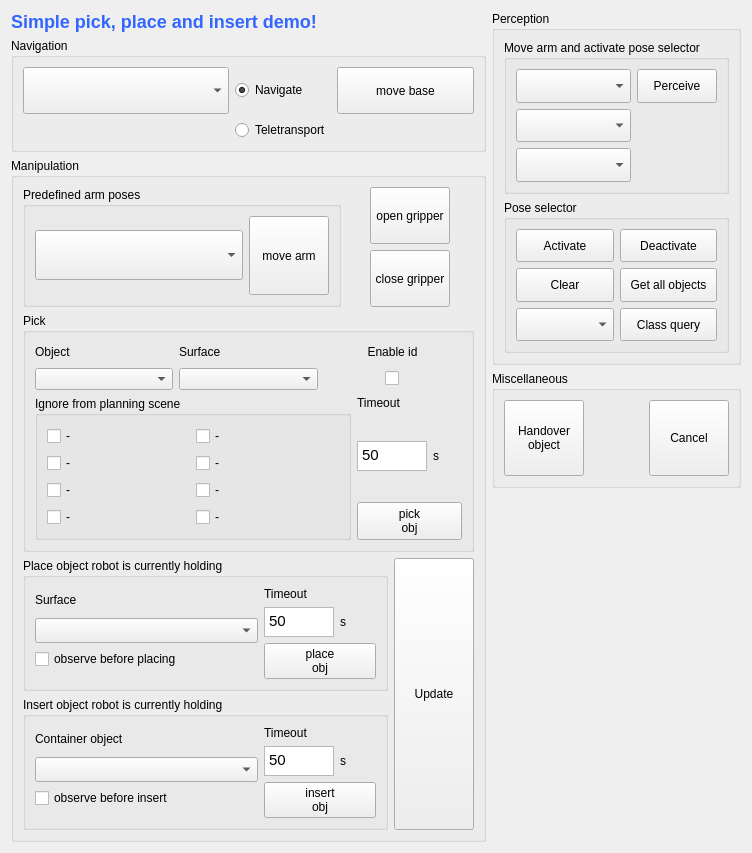
Qt form rqt_tables_demo/config/rqt_tables_demo.ui (DFKI-NI/mobipick_labs) before a commit.
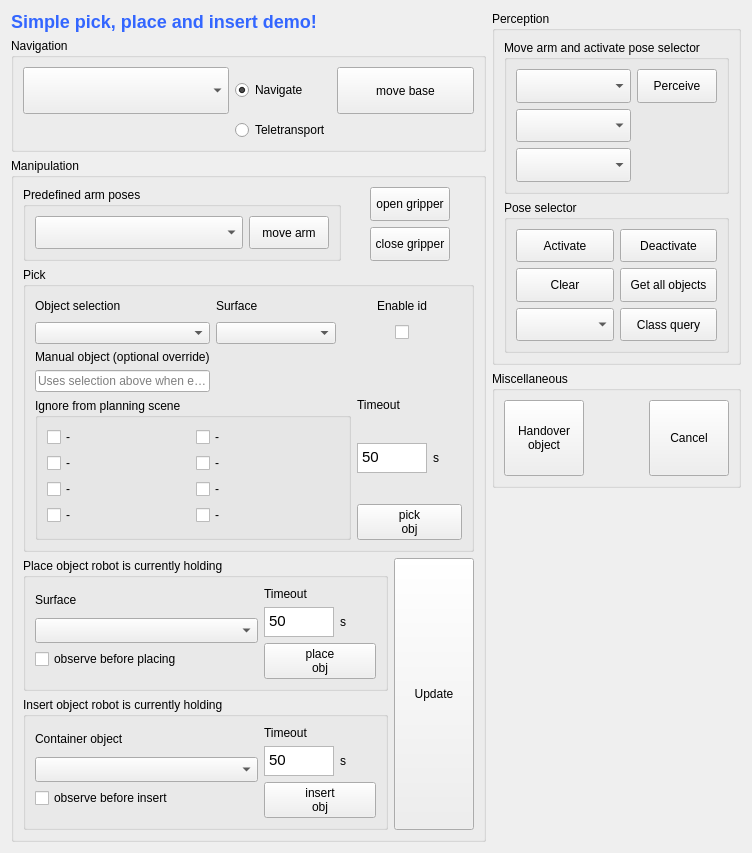
The same form after that commit.

Commit message: add functionality to grasp open set objects to rqt tables demo

Diff of the .ui file:
```diff
--- a/rqt_tables_demo/config/rqt_tables_demo.ui
+++ b/rqt_tables_demo/config/rqt_tables_demo.ui
@@ -274,7 +274,33 @@
              <item row="0" column="0">
               <widget class="QLabel" name="label">
                <property name="text">
-                <string>Object</string>
+                <string>Object selection</string>
+               </property>
+              </widget>
+             </item>
+             <item row="2" column="0">
+              <widget class="QLabel" name="labelPickObjectName">
+               <property name="text">
+                <string>Manual object (optional override)</string>
+               </property>
+              </widget>
+             </item>
+             <item row="3" column="0">
+              <widget class="QLineEdit" name="txtPickObjectName">
+               <property name="sizePolicy">
+                <sizepolicy hsizetype="Expanding" vsizetype="Expanding">
+                 <horstretch>0</horstretch>
+                 <verstretch>0</verstretch>
+                </sizepolicy>
+               </property>
+               <property name="maximumSize">
+                <size>
+                 <width>16777215</width>
+                 <height>50</height>
+                </size>
+               </property>
+               <property name="placeholderText">
+                <string>Uses selection above when empty</string>
                </property>
               </widget>
              </item>
```
The commit also changes 1 other file.
